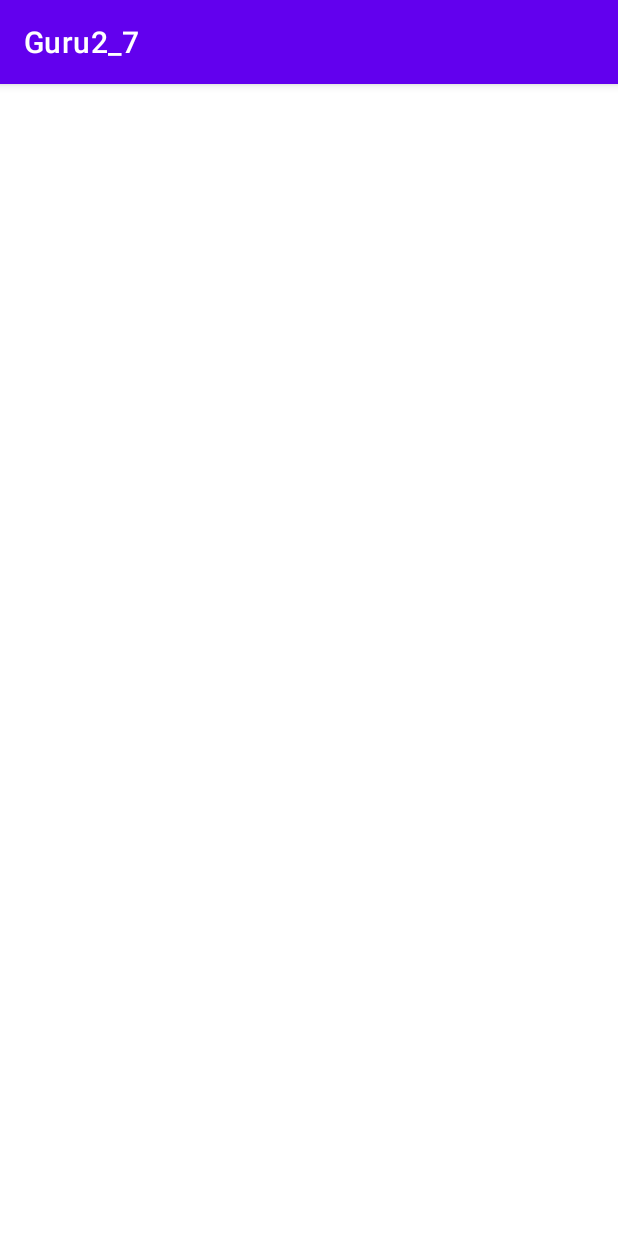
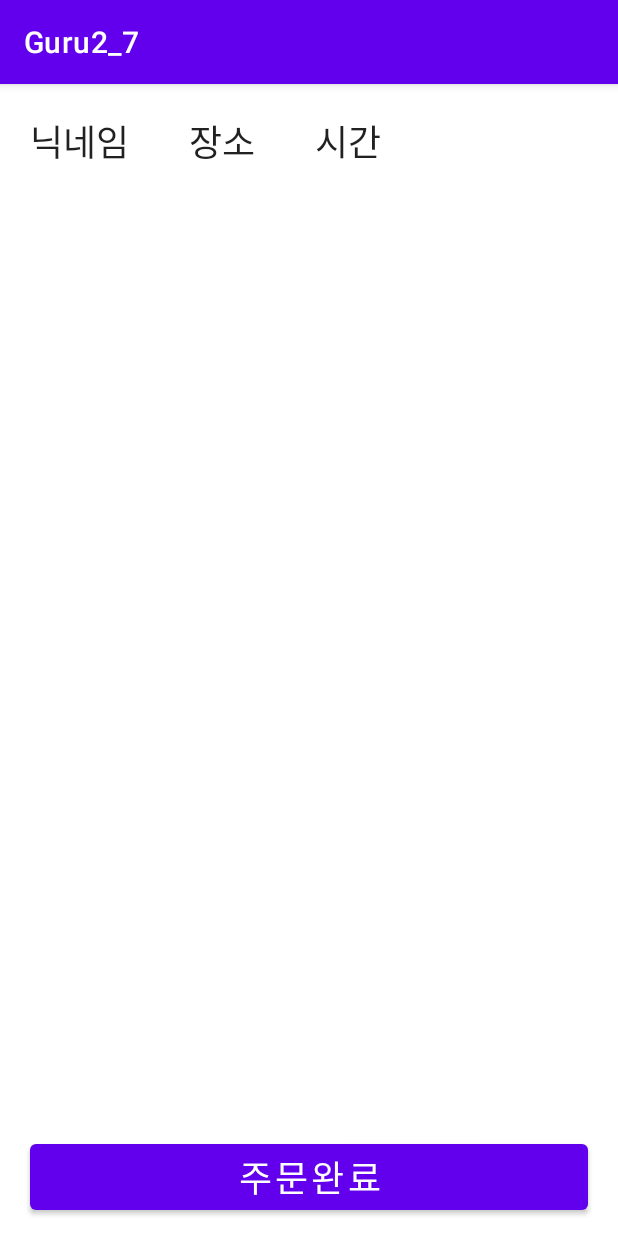
Before and after one commit to eunji-woo/Guru2_7, an Android app: the Order1_Activity screen opened directly, with no data from a screen before it, on a phone screen of 412 x 824 dp. Run offline under Robolectric (Android 15) with nearby library versions, the phone set to English and light mode, and no system bars.

Commit message:
주문현황 레이아웃 + intent

```diff
--- a/app/src/main/java/com/example/guru2_7/MenuActivity.kt
+++ b/app/src/main/java/com/example/guru2_7/MenuActivity.kt
@@ -1,5 +1,6 @@
 package com.example.guru2_7
 
+import android.content.Intent
 import androidx.appcompat.app.AppCompatActivity
 import android.os.Bundle
 import android.util.Log
@@ -9,6 +10,7 @@ import android.widget.*
 class MenuActivity : AppCompatActivity() {
 
     lateinit var scrollLayout: LinearLayout
+    lateinit var orderButton: Button
 
     override fun onCreate(savedInstanceState: Bundle?) {
         super.onCreate(savedInstanceState)
@@ -17,6 +19,7 @@ class MenuActivity : AppCompatActivity() {
         var shop_name = intent.getStringExtra("shop_name")
         val spinner_wfp = findViewById<Spinner>(R.id.spinner_wfp)
         val spinner_wft = findViewById<Spinner>(R.id.spinner_wft)
+        val orderButton = findViewById<Button>(R.id.orderButton)
 
         scrollLayout = findViewById(R.id.scrollLayout)
 
@@ -80,8 +83,8 @@ class MenuActivity : AppCompatActivity() {
                 scrollLayout.addView(checkBox, 0)
             }
         }
-        else if (shop_name == "kim"){
-            for (i in kim_array.indices){
+        else if (shop_name == "kim") {
+            for (i in kim_array.indices) {
                 val checkBox = CheckBox(this)
                 checkBox.text = kim_array[i]
                 scrollLayout.addView(checkBox, 0)
@@ -134,5 +137,11 @@ class MenuActivity : AppCompatActivity() {
                 Log.d("MyTag", "아무것도 선택안됨")
             }
         }
+
+        orderButton.setOnClickListener {
+            // 주문현황으로 이동
+            val intent = Intent(this, Order1_Activity::class.java)
+            startActivity(intent)
+        }
     }
 }
--- a/app/src/main/java/com/example/guru2_7/Order1_Activity.kt
+++ b/app/src/main/java/com/example/guru2_7/Order1_Activity.kt
@@ -1,14 +1,29 @@
 package com.example.guru2_7
 
+import android.content.Intent
 import androidx.appcompat.app.AppCompatActivity
 import android.os.Bundle
+import android.widget.Button
+import android.widget.Toast
 
 class Order1_Activity : AppCompatActivity() {
+    lateinit var OrderOkButton : Button
+
     override fun onCreate(savedInstanceState: Bundle?) {
         super.onCreate(savedInstanceState)
         setContentView(R.layout.activity_order1_)
 
+        OrderOkButton = findViewById(R.id.OrderOkButton)
 
+        OrderOkButton.setOnClickListener {
+            if (false){
+                // 주문자가 완료버튼을 누르면 게시글 삭제 + 식당선택으로 돌아가기
+            }
+            else{
+                // 주문자가 아닌 사람이 완료버튼을 누를 경우
+                Toast.makeText(applicationContext, "주문자만 완료할 수 있습니다.", Toast.LENGTH_SHORT).show()
+            }
+        }
 
     }
 }
--- a/app/src/main/res/layout/activity_order1_.xml
+++ b/app/src/main/res/layout/activity_order1_.xml
@@ -1,9 +1,73 @@
 <?xml version="1.0" encoding="utf-8"?>
-<androidx.constraintlayout.widget.ConstraintLayout xmlns:android="http://schemas.android.com/apk/res/android"
+<LinearLayout xmlns:android="http://schemas.android.com/apk/res/android"
     xmlns:app="http://schemas.android.com/apk/res-auto"
     xmlns:tools="http://schemas.android.com/tools"
     android:layout_width="match_parent"
     android:layout_height="match_parent"
+    android:orientation="vertical"
     tools:context=".Order1_Activity">
 
-</androidx.constraintlayout.widget.ConstraintLayout>
+    <LinearLayout
+        android:layout_width="match_parent"
+        android:layout_height="0dp"
+        android:layout_weight="1"
+        android:orientation="horizontal"
+        >
+
+        <TextView
+            android:id="@+id/textView4"
+            android:layout_width="wrap_content"
+            android:layout_height="wrap_content"
+            android:layout_margin="30px"
+            android:text="닉네임"
+            android:textAppearance="@style/TextAppearance.AppCompat.Body1"
+            android:textSize="24sp" />
+        <TextView
+            android:id="@+id/textView5"
+            android:layout_width="wrap_content"
+            android:layout_height="wrap_content"
+            android:layout_margin="30px"
+            android:text="장소"
+            android:textAppearance="@style/TextAppearance.AppCompat.Body1"
+            android:textSize="24sp" />
+        <TextView
+            android:id="@+id/textView6"
+            android:layout_width="wrap_content"
+            android:layout_height="wrap_content"
+            android:layout_margin="30px"
+            android:text="시간"
+            android:textAppearance="@style/TextAppearance.AppCompat.Body1"
+            android:textSize="24sp" />
+    </LinearLayout>
+
+    <LinearLayout
+        android:layout_width="match_parent"
+        android:layout_height="0dp"
+        android:layout_weight="8"
+        android:orientation="horizontal">
+
+        <ScrollView
+            android:layout_width="match_parent"
+            android:layout_height="match_parent">
+        </ScrollView>
+    </LinearLayout>
+
+    <LinearLayout
+        android:layout_width="match_parent"
+        android:layout_height="0dp"
+        android:layout_weight="1"
+        android:orientation="horizontal">
+
+        <Button
+            android:id="@+id/OrderOkButton"
+            android:layout_width="match_parent"
+            android:layout_height="wrap_content"
+            android:layout_marginLeft="30px"
+            android:layout_marginTop="15px"
+            android:layout_marginRight="30px"
+            android:text="주문완료"
+            android:textSize="24sp"/>
+    </LinearLayout>
+
+
+</LinearLayout>
```
